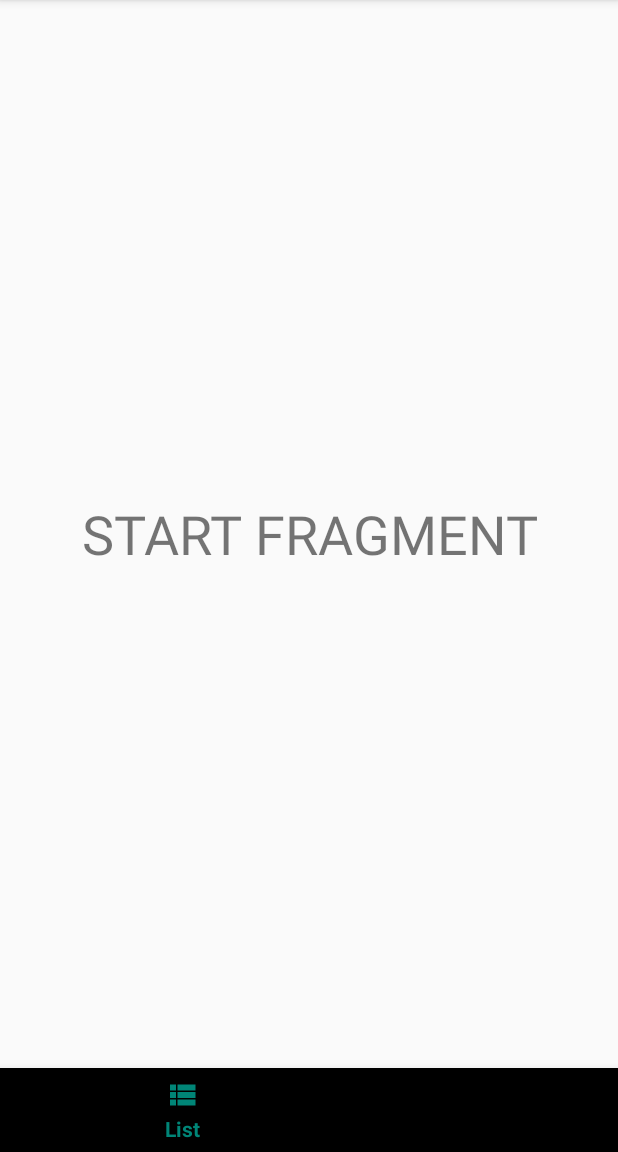
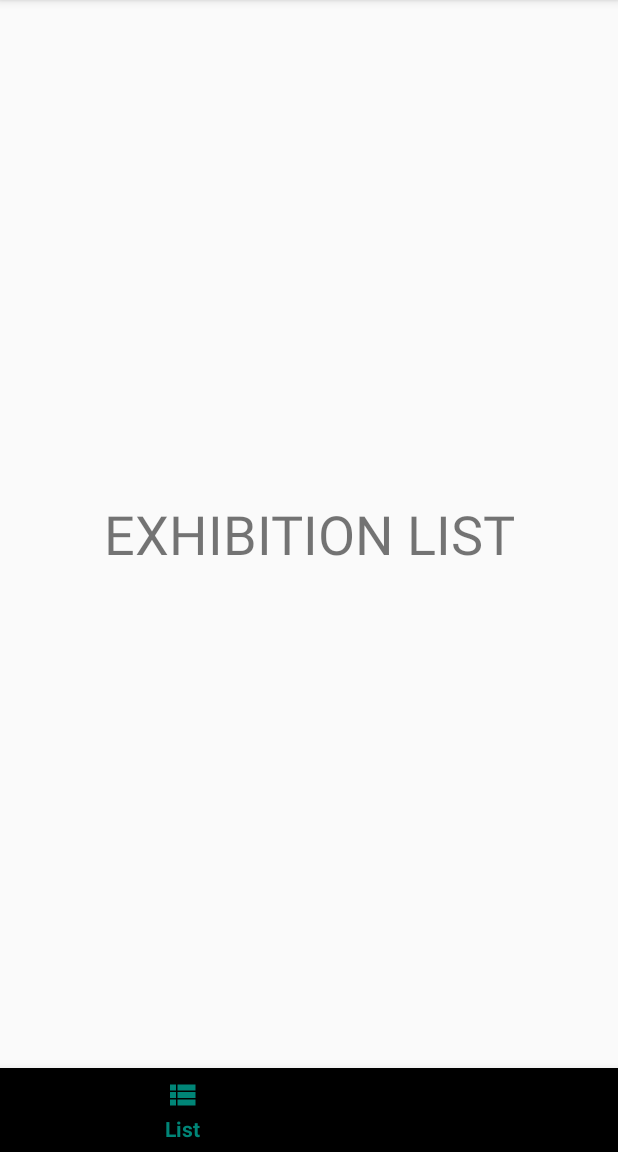
Before and after one commit to hamedshahidi/A.Art, an Android app: the screen it shows after launch (MainActivity), on a phone screen of 412 x 824 dp, the part 84-1236 px from its top. Run offline under Robolectric (Android 15) with nearby library versions, the phone set to English and light mode, and no system bars.

Commit message:
Navigates to correct destination based on signed in status

```diff
--- a/app/src/main/java/com/dne/aart/startFragment.kt
+++ b/app/src/main/java/com/dne/aart/ExhibitionListFragment.kt
@@ -1,18 +1,16 @@
 package com.dne.aart
 
-import android.content.Context
-import android.net.Uri
 import android.os.Bundle
 import androidx.fragment.app.Fragment
 import android.view.LayoutInflater
 import android.view.View
 import android.view.ViewGroup
+import androidx.core.view.isVisible
+import kotlinx.android.synthetic.main.activity_main.*
+import kotlinx.android.synthetic.main.fragment_sign_up.view.*
 
 
-
-
-
-class startFragment : Fragment() {
+class ExhibitionListFragment : Fragment() {
 
 
     override fun onCreate(savedInstanceState: Bundle?) {
@@ -24,6 +22,10 @@ class startFragment : Fragment() {
         savedInstanceState: Bundle?
     ): View? {
         // Inflate the layout for this fragment
-        return inflater.inflate(R.layout.fragment_start, container, false)
+        return inflater.inflate(R.layout.fragment_exhibition_list, container, false)
+    }
+
+    override fun onViewCreated(view: View, savedInstanceState: Bundle?) {
+        super.onViewCreated(view, savedInstanceState)
     }
 }
--- a/app/src/main/java/com/dne/aart/MainActivity.kt
+++ b/app/src/main/java/com/dne/aart/MainActivity.kt
@@ -2,11 +2,41 @@ package com.dne.aart
 
 import androidx.appcompat.app.AppCompatActivity
 import android.os.Bundle
+import android.view.View.GONE
+import androidx.core.view.isVisible
+import androidx.navigation.NavHostController
+import androidx.navigation.Navigation
+import androidx.navigation.findNavController
+import androidx.navigation.fragment.NavHostFragment
+import kotlinx.android.synthetic.main.activity_main.*
+import kotlinx.android.synthetic.main.fragment_sign_up.*
+
+var signedUp: Boolean = false
 
 class MainActivity : AppCompatActivity() {
 
     override fun onCreate(savedInstanceState: Bundle?) {
         super.onCreate(savedInstanceState)
         setContentView(R.layout.activity_main)
+
+        val host: NavHostFragment = supportFragmentManager
+            .findFragmentById(R.id.nav_host_fragment) as NavHostFragment ?: return
+        val navController = host.navController
+
+
+        when (checkSignedIn()) {
+            true -> findNavController(R.id.nav_host_fragment).navigate(R.id.exhibitionListFragment)
+            false -> {
+                // Hide bottom nav bar if user is not signed in
+                bottom_nav_view.visibility = GONE
+                // Navigate to sign up page
+                findNavController(R.id.nav_host_fragment).navigate(R.id.signUpFragment)
+            }
+        }
+    }
+
+    private fun checkSignedIn(): Boolean {
+        //TODO() check shared preferences for username. Return true if find one.
+        return true
     }
 }
--- /dev/null
+++ b/app/src/main/java/com/dne/aart/SignUpFragment.kt
@@ -0,0 +1,35 @@
+package com.dne.aart
+
+import android.os.Bundle
+import androidx.fragment.app.Fragment
+import android.view.LayoutInflater
+import android.view.View
+import android.view.ViewGroup
+import androidx.core.view.isVisible
+import kotlinx.android.synthetic.main.activity_main.*
+import kotlinx.android.synthetic.main.fragment_sign_up.view.*
+
+
+class SignUpFragment : Fragment() {
+
+
+    override fun onCreate(savedInstanceState: Bundle?) {
+        super.onCreate(savedInstanceState)
+    }
+
+    override fun onCreateView(
+        inflater: LayoutInflater, container: ViewGroup?,
+        savedInstanceState: Bundle?
+    ): View? {
+        // Inflate the layout for this fragment
+        return inflater.inflate(R.layout.fragment_sign_up, container, false)
+    }
+
+    override fun onViewCreated(view: View, savedInstanceState: Bundle?) {
+        super.onViewCreated(view, savedInstanceState)
+
+        view.txt.setOnClickListener {
+            bottom_nav_view?.isVisible = false
+        }
+    }
+}
--- a/app/src/main/res/layout/fragment_start.xml
+++ b/app/src/main/res/layout/fragment_exhibition_list.xml
@@ -3,13 +3,15 @@
     xmlns:tools="http://schemas.android.com/tools"
     android:layout_width="match_parent"
     android:layout_height="match_parent"
-    tools:context=".startFragment">
+    tools:context=".ExhibitionListFragment">
 
+    <!-- TODO: Update blank fragment layout -->
     <TextView
         android:layout_width="match_parent"
         android:layout_height="match_parent"
         android:gravity="center"
-        android:text="START FRAGMENT"
+        android:text="EXHIBITION LIST"
+        android:textAlignment="center"
         android:textSize="36sp" />
 
 </FrameLayout>
--- a/app/src/main/res/navigation/navigation_graph.xml
+++ b/app/src/main/res/navigation/navigation_graph.xml
@@ -3,10 +3,15 @@
     xmlns:app="http://schemas.android.com/apk/res-auto"
     xmlns:tools="http://schemas.android.com/tools"
     android:id="@+id/navigation_graph"
-    app:startDestination="@id/startFragment">
+    app:startDestination="@id/signUpFragment">
     <fragment
-        android:id="@+id/startFragment"
-        android:name="com.dne.aart.startFragment"
-        android:label="fragment_start"
-        tools:layout="@layout/fragment_start" />
+        android:id="@+id/signUpFragment"
+        android:name="com.dne.aart.SignUpFragment"
+        android:label="fragment_sign_up"
+        tools:layout="@layout/fragment_sign_up" />
+    <fragment
+        android:id="@+id/exhibitionListFragment"
+        android:name="com.dne.aart.ExhibitionListFragment"
+        android:label="fragment_exhibition_list"
+        tools:layout="@layout/fragment_exhibition_list" />
 </navigation>
--- a/app/src/main/res/values/strings.xml
+++ b/app/src/main/res/values/strings.xml
@@ -2,4 +2,7 @@
     <string name="app_name">A.Art</string>
     <string name="mainList">List</string>
     <string name="camView">Camera</string>
+
+    <!-- TODO: Remove or change this placeholder text -->
+    <string name="hello_blank_fragment">Hello blank fragment</string>
 </resources>
```
Also changed, not shown: app/src/main/res/layout/fragment_sign_up.xml (added, +16 -0 lines).
